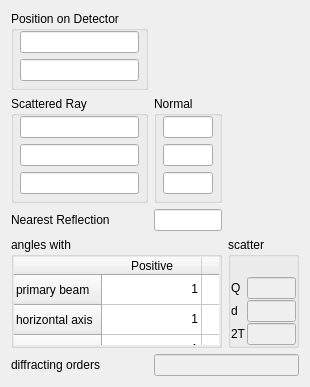
Old version of the form ui/mouseinfodisplay.ui in the repository jonasstein/clip.
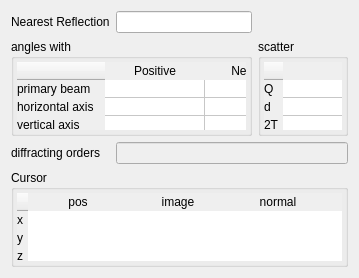
New version of the form. Icons and pictures are not drawn. Custom widgets are drawn as their Qt base class.

Commit message: MouseInfoDisplay nice Layout and basically working

The edit to the form file:
```diff
--- a/ui/mouseinfodisplay.ui
+++ b/ui/mouseinfodisplay.ui
@@ -6,10 +6,16 @@
    <rect>
     <x>0</x>
     <y>0</y>
-    <width>275</width>
-    <height>340</height>
+    <width>359</width>
+    <height>277</height>
    </rect>
   </property>
+  <property name="sizePolicy">
+   <sizepolicy hsizetype="Maximum" vsizetype="Maximum">
+    <horstretch>0</horstretch>
+    <verstretch>0</verstretch>
+   </sizepolicy>
+  </property>
   <property name="windowTitle">
    <string>ReflexInfo</string>
   </property>
@@ -18,100 +24,10 @@
     <normaloff>:/icons/icons/info.png</normaloff>:/icons/icons/info.png</iconset>
   </property>
   <layout class="QGridLayout" name="gridLayout_6">
-   <item row="0" column="0">
-    <widget class="QGroupBox" name="groupBox_5">
-     <property name="title">
-      <string>Position on Detector</string>
-     </property>
-     <property name="flat">
-      <bool>false</bool>
-     </property>
-     <property name="checkable">
-      <bool>false</bool>
-     </property>
-     <layout class="QGridLayout" name="gridLayout_5">
-      <property name="leftMargin">
-       <number>6</number>
-      </property>
-      <property name="topMargin">
-       <number>0</number>
-      </property>
-      <property name="rightMargin">
-       <number>6</number>
-      </property>
-      <property name="bottomMargin">
-       <number>6</number>
-      </property>
-      <item row="0" column="1">
-       <widget class="QLineEdit" name="det_x"/>
-      </item>
-      <item row="1" column="1">
-       <widget class="QLineEdit" name="det_y"/>
-      </item>
-     </layout>
-    </widget>
-   </item>
+   <property name="sizeConstraint">
+    <enum>QLayout::SetMinAndMaxSize</enum>
+   </property>
    <item row="1" column="0">
-    <widget class="QGroupBox" name="groupBox_3">
-     <property name="title">
-      <string>Scattered Ray</string>
-     </property>
-     <layout class="QGridLayout" name="gridLayout_3">
-      <property name="leftMargin">
-       <number>6</number>
-      </property>
-      <property name="topMargin">
-       <number>0</number>
-      </property>
-      <property name="rightMargin">
-       <number>6</number>
-      </property>
-      <property name="bottomMargin">
-       <number>6</number>
-      </property>
-      <item row="0" column="1">
-       <widget class="QLineEdit" name="sr_x"/>
-      </item>
-      <item row="1" column="1">
-       <widget class="QLineEdit" name="sr_y"/>
-      </item>
-      <item row="2" column="1">
-       <widget class="QLineEdit" name="sr_z"/>
-      </item>
-     </layout>
-    </widget>
-   </item>
-   <item row="1" column="1">
-    <widget class="QGroupBox" name="groupBox_4">
-     <property name="title">
-      <string>Normal</string>
-     </property>
-     <layout class="QGridLayout" name="gridLayout_4">
-      <property name="leftMargin">
-       <number>6</number>
-      </property>
-      <property name="topMargin">
-       <number>0</number>
-      </property>
-      <property name="rightMargin">
-       <number>6</number>
-      </property>
-      <property name="bottomMargin">
-       <number>6</number>
-      </property>
-      <item row="0" column="1">
-       <widget class="QLineEdit" name="norm_x"/>
-      </item>
-      <item row="1" column="1">
-       <widget class="QLineEdit" name="norm_y"/>
-      </item>
-      <item row="2" column="1">
-       <widget class="QLineEdit" name="norm_z"/>
-      </item>
-     </layout>
-    </widget>
-   </item>
-   <item row="2" column="0">
     <widget class="QLabel" name="label">
      <property name="sizePolicy">
       <sizepolicy hsizetype="Maximum" vsizetype="Preferred">
@@ -124,23 +40,48 @@
      </property>
     </widget>
    </item>
-   <item row="2" column="1">
-    <widget class="QLineEdit" name="reflex"/>
+   <item row="1" column="1">
+    <widget class="QLineEdit" name="reflex">
+     <property name="sizePolicy">
+      <sizepolicy hsizetype="Preferred" vsizetype="Fixed">
+       <horstretch>0</horstretch>
+       <verstretch>0</verstretch>
+      </sizepolicy>
+     </property>
+    </widget>
    </item>
-   <item row="3" column="0" colspan="2">
+   <item row="2" column="0" colspan="2">
     <widget class="QGroupBox" name="groupBox">
+     <property name="sizePolicy">
+      <sizepolicy hsizetype="Preferred" vsizetype="Preferred">
+       <horstretch>3</horstretch>
+       <verstretch>0</verstretch>
+      </sizepolicy>
+     </property>
      <property name="title">
       <string>angles with</string>
      </property>
      <layout class="QGridLayout" name="gridLayout">
+      <property name="sizeConstraint">
+       <enum>QLayout::SetMinAndMaxSize</enum>
+      </property>
       <property name="margin">
-       <number>0</number>
+       <number>3</number>
       </property>
       <property name="spacing">
-       <number>1</number>
+       <number>3</number>
       </property>
       <item row="0" column="0">
-       <widget class="QTableWidget" name="angleTable">
+       <widget class="ResizingTableWidget" name="angleTable">
+        <property name="sizePolicy">
+         <sizepolicy hsizetype="Preferred" vsizetype="Preferred">
+          <horstretch>0</horstretch>
+          <verstretch>0</verstretch>
+         </sizepolicy>
+        </property>
+        <property name="styleSheet">
+         <string notr="true">QHeaderView::Section { border-style: plain; border-color: black; border-width: 0px }</string>
+        </property>
         <property name="frameShape">
          <enum>QFrame::NoFrame</enum>
         </property>
@@ -162,6 +103,12 @@
         <property name="selectionMode">
          <enum>QAbstractItemView::NoSelection</enum>
         </property>
+        <property name="cornerButtonEnabled">
+         <bool>false</bool>
+        </property>
+        <attribute name="verticalHeaderDefaultSectionSize">
+         <number>17</number>
+        </attribute>
         <row>
          <property name="text">
           <string>primary beam</string>
@@ -189,7 +136,7 @@
         </column>
         <item row="0" column="0">
          <property name="text">
-          <string>1</string>
+          <string/>
          </property>
          <property name="textAlignment">
           <set>AlignRight|AlignVCenter</set>
@@ -197,7 +144,7 @@
         </item>
         <item row="0" column="1">
          <property name="text">
-          <string>1</string>
+          <string/>
          </property>
          <property name="textAlignment">
           <set>AlignRight|AlignVCenter</set>
@@ -205,7 +152,7 @@
         </item>
         <item row="1" column="0">
          <property name="text">
-          <string>1</string>
+          <string/>
          </property>
          <property name="textAlignment">
           <set>AlignRight|AlignVCenter</set>
@@ -213,7 +160,7 @@
         </item>
         <item row="1" column="1">
          <property name="text">
-          <string>1</string>
+          <string/>
          </property>
          <property name="textAlignment">
           <set>AlignRight|AlignVCenter</set>
@@ -221,7 +168,7 @@
         </item>
         <item row="2" column="0">
          <property name="text">
-          <string>1</string>
+          <string/>
          </property>
          <property name="textAlignment">
           <set>AlignRight|AlignVCenter</set>
@@ -229,7 +176,7 @@
         </item>
         <item row="2" column="1">
          <property name="text">
-          <string>1</string>
+          <string/>
          </property>
          <property name="textAlignment">
           <set>AlignRight|AlignVCenter</set>
@@ -240,107 +187,339 @@
      </layout>
     </widget>
    </item>
-   <item row="3" column="2">
+   <item row="2" column="2">
     <widget class="QGroupBox" name="groupBox_2">
+     <property name="sizePolicy">
+      <sizepolicy hsizetype="Preferred" vsizetype="Preferred">
+       <horstretch>2</horstretch>
+       <verstretch>0</verstretch>
+      </sizepolicy>
+     </property>
      <property name="title">
       <string>scatter</string>
      </property>
      <layout class="QGridLayout" name="gridLayout_2">
+      <property name="sizeConstraint">
+       <enum>QLayout::SetMinAndMaxSize</enum>
+      </property>
       <property name="margin">
-       <number>0</number>
+       <number>3</number>
       </property>
       <property name="spacing">
-       <number>1</number>
+       <number>3</number>
       </property>
-      <item row="1" column="0">
-       <widget class="QLabel" name="label_5">
-        <property name="text">
-         <string>Q</string>
+      <item row="0" column="0">
+       <widget class="ResizingTableWidget" name="scatterTable">
+        <property name="sizePolicy">
+         <sizepolicy hsizetype="Preferred" vsizetype="Preferred">
+          <horstretch>0</horstretch>
+          <verstretch>0</verstretch>
+         </sizepolicy>
         </property>
-       </widget>
-      </item>
-      <item row="1" column="1">
-       <widget class="QLineEdit" name="infoQ">
-        <property name="enabled">
-         <bool>false</bool>
+        <property name="styleSheet">
+         <string notr="true">QHeaderView::Section { border-style: plain; border-color: black; border-width: 0px }</string>
         </property>
-        <property name="frame">
-         <bool>true</bool>
+        <property name="frameShape">
+         <enum>QFrame::NoFrame</enum>
         </property>
-        <property name="alignment">
-         <set>Qt::AlignRight|Qt::AlignTrailing|Qt::AlignVCenter</set>
+        <property name="frameShadow">
+         <enum>QFrame::Plain</enum>
         </property>
-       </widget>
-      </item>
-      <item row="2" column="0">
-       <widget class="QLabel" name="label_6">
-        <property name="text">
-         <string>d</string>
+        <property name="lineWidth">
+         <number>0</number>
         </property>
-       </widget>
-      </item>
-      <item row="2" column="1">
-       <widget class="QLineEdit" name="infoD">
-        <property name="enabled">
-         <bool>false</bool>
+        <property name="verticalScrollBarPolicy">
+         <enum>Qt::ScrollBarAlwaysOff</enum>
         </property>
-        <property name="alignment">
-         <set>Qt::AlignRight|Qt::AlignTrailing|Qt::AlignVCenter</set>
+        <property name="horizontalScrollBarPolicy">
+         <enum>Qt::ScrollBarAlwaysOff</enum>
         </property>
-       </widget>
-      </item>
-      <item row="3" column="0">
-       <widget class="QLabel" name="label_8">
-        <property name="text">
-         <string>2T</string>
+        <property name="editTriggers">
+         <set>QAbstractItemView::NoEditTriggers</set>
         </property>
-       </widget>
-      </item>
-      <item row="3" column="1">
-       <widget class="QLineEdit" name="info2T">
-        <property name="enabled">
+        <property name="selectionMode">
+         <enum>QAbstractItemView::NoSelection</enum>
+        </property>
+        <property name="cornerButtonEnabled">
          <bool>false</bool>
         </property>
-        <property name="alignment">
-         <set>Qt::AlignRight|Qt::AlignTrailing|Qt::AlignVCenter</set>
+        <property name="columnCount">
+         <number>1</number>
         </property>
+        <attribute name="verticalHeaderDefaultSectionSize">
+         <number>17</number>
+        </attribute>
+        <row>
+         <property name="text">
+          <string>Q</string>
+         </property>
+        </row>
+        <row>
+         <property name="text">
+          <string>d</string>
+         </property>
+        </row>
+        <row>
+         <property name="text">
+          <string>2T</string>
+         </property>
+        </row>
+        <column>
+         <property name="text">
+          <string/>
+         </property>
+        </column>
+        <item row="0" column="0">
+         <property name="text">
+          <string/>
+         </property>
+         <property name="textAlignment">
+          <set>AlignRight|AlignVCenter</set>
+         </property>
+        </item>
+        <item row="1" column="0">
+         <property name="text">
+          <string/>
+         </property>
+         <property name="textAlignment">
+          <set>AlignRight|AlignVCenter</set>
+         </property>
+        </item>
+        <item row="2" column="0">
+         <property name="text">
+          <string/>
+         </property>
+         <property name="textAlignment">
+          <set>AlignRight|AlignVCenter</set>
+         </property>
+        </item>
        </widget>
       </item>
-      <item row="0" column="1">
-       <spacer name="horizontalSpacer_2">
-        <property name="orientation">
-         <enum>Qt::Horizontal</enum>
-        </property>
-        <property name="sizeType">
-         <enum>QSizePolicy::Minimum</enum>
-        </property>
-        <property name="sizeHint" stdset="0">
-         <size>
-          <width>49</width>
-          <height>20</height>
-         </size>
-        </property>
-       </spacer>
-      </item>
      </layout>
     </widget>
    </item>
-   <item row="4" column="0">
+   <item row="3" column="0">
     <widget class="QLabel" name="label_7">
      <property name="text">
       <string>diffracting orders</string>
      </property>
     </widget>
    </item>
-   <item row="4" column="1" colspan="2">
+   <item row="3" column="1" colspan="2">
     <widget class="QLineEdit" name="diffOrders">
      <property name="enabled">
       <bool>false</bool>
      </property>
+     <property name="sizePolicy">
+      <sizepolicy hsizetype="Preferred" vsizetype="Fixed">
+       <horstretch>0</horstretch>
+       <verstretch>0</verstretch>
+      </sizepolicy>
+     </property>
+    </widget>
+   </item>
+   <item row="4" column="0" colspan="3">
+    <widget class="QGroupBox" name="groupBox_3">
+     <property name="title">
+      <string>Cursor</string>
+     </property>
+     <layout class="QGridLayout" name="gridLayout_3">
+      <property name="margin">
+       <number>3</number>
+      </property>
+      <property name="spacing">
+       <number>3</number>
+      </property>
+      <item row="0" column="0">
+       <widget class="ResizingTableWidget" name="cursorTable">
+        <property name="enabled">
+         <bool>true</bool>
+        </property>
+        <property name="sizePolicy">
+         <sizepolicy hsizetype="Preferred" vsizetype="Preferred">
+          <horstretch>0</horstretch>
+          <verstretch>0</verstretch>
+         </sizepolicy>
+        </property>
+        <property name="styleSheet">
+         <string notr="true">QHeaderView::Section { border-style: plain; border-color: black; border-width: 0px }</string>
+        </property>
+        <property name="frameShape">
+         <enum>QFrame::NoFrame</enum>
+        </property>
+        <property name="frameShadow">
+         <enum>QFrame::Plain</enum>
+        </property>
+        <property name="lineWidth">
+         <number>0</number>
+        </property>
+        <property name="verticalScrollBarPolicy">
+         <enum>Qt::ScrollBarAlwaysOff</enum>
+        </property>
+        <property name="horizontalScrollBarPolicy">
+         <enum>Qt::ScrollBarAlwaysOff</enum>
+        </property>
+        <property name="editTriggers">
+         <set>QAbstractItemView::NoEditTriggers</set>
+        </property>
+        <property name="selectionMode">
+         <enum>QAbstractItemView::NoSelection</enum>
+        </property>
+        <property name="showGrid">
+         <bool>false</bool>
+        </property>
+        <property name="cornerButtonEnabled">
+         <bool>false</bool>
+        </property>
+        <attribute name="verticalHeaderDefaultSectionSize">
+         <number>17</number>
+        </attribute>
+        <row>
+         <property name="text">
+          <string>x</string>
+         </property>
+        </row>
+        <row>
+         <property name="text">
+          <string>y</string>
+         </property>
+        </row>
+        <row>
+         <property name="text">
+          <string>z</string>
+         </property>
+        </row>
+        <column>
+         <property name="text">
+          <string>pos</string>
+         </property>
+        </column>
+        <column>
+         <property name="text">
+          <string>image</string>
+         </property>
+        </column>
+        <column>
+         <property name="text">
+          <string>normal</string>
+         </property>
+        </column>
+        <column>
+         <property name="text">
+          <string>scattered</string>
+         </property>
+        </column>
+        <item row="0" column="0">
+         <property name="text">
+          <string> </string>
+         </property>
+         <property name="textAlignment">
+          <set>AlignRight|AlignVCenter</set>
+         </property>
+        </item>
+        <item row="0" column="1">
+         <property name="text">
+          <string> </string>
+         </property>
+         <property name="textAlignment">
+          <set>AlignRight|AlignVCenter</set>
+         </property>
+        </item>
+        <item row="0" column="2">
+         <property name="text">
+          <string> </string>
+         </property>
+         <property name="textAlignment">
+          <set>AlignRight|AlignVCenter</set>
+         </property>
+        </item>
+        <item row="0" column="3">
+         <property name="text">
+          <string> </string>
+         </property>
+         <property name="textAlignment">
+          <set>AlignRight|AlignVCenter</set>
+         </property>
+        </item>
+        <item row="1" column="0">
+         <property name="text">
+          <string> </string>
+         </property>
+         <property name="textAlignment">
+          <set>AlignRight|AlignVCenter</set>
+         </property>
+        </item>
+        <item row="1" column="1">
+         <property name="text">
+          <string> </string>
+         </property>
+         <property name="textAlignment">
+          <set>AlignRight|AlignVCenter</set>
+         </property>
+        </item>
+        <item row="1" column="2">
+         <property name="text">
+          <string> </string>
+         </property>
+         <property name="textAlignment">
+          <set>AlignRight|AlignVCenter</set>
+         </property>
+        </item>
+        <item row="1" column="3">
+         <property name="text">
+          <string> </string>
+         </property>
+         <property name="textAlignment">
+          <set>AlignRight|AlignVCenter</set>
+         </property>
+        </item>
+        <item row="2" column="0">
+         <property name="text">
+          <string> </string>
+         </property>
+         <property name="background">
+          <brush brushstyle="NoBrush">
+           <color alpha="0">
+            <red>0</red>
+            <green>0</green>
+            <blue>0</blue>
+           </color>
+          </brush>
+         </property>
+         <property name="flags">
+          <set>NoItemFlags</set>
+         </property>
+        </item>
+        <item row="2" column="2">
+         <property name="text">
+          <string> </string>
+         </property>
+         <property name="textAlignment">
+          <set>AlignRight|AlignVCenter</set>
+         </property>
+        </item>
+        <item row="2" column="3">
+         <property name="text">
+          <string> </string>
+         </property>
+         <property name="textAlignment">
+          <set>AlignRight|AlignVCenter</set>
+         </property>
+        </item>
+       </widget>
+      </item>
+     </layout>
     </widget>
    </item>
   </layout>
  </widget>
+ <customwidgets>
+  <customwidget>
+   <class>ResizingTableWidget</class>
+   <extends>QTableWidget</extends>
+   <header>tools/resizeingtablewidget.h</header>
+  </customwidget>
+ </customwidgets>
  <resources>
   <include location="../resources/resources.qrc"/>
  </resources>
```
The commit also changes 14 other files.
